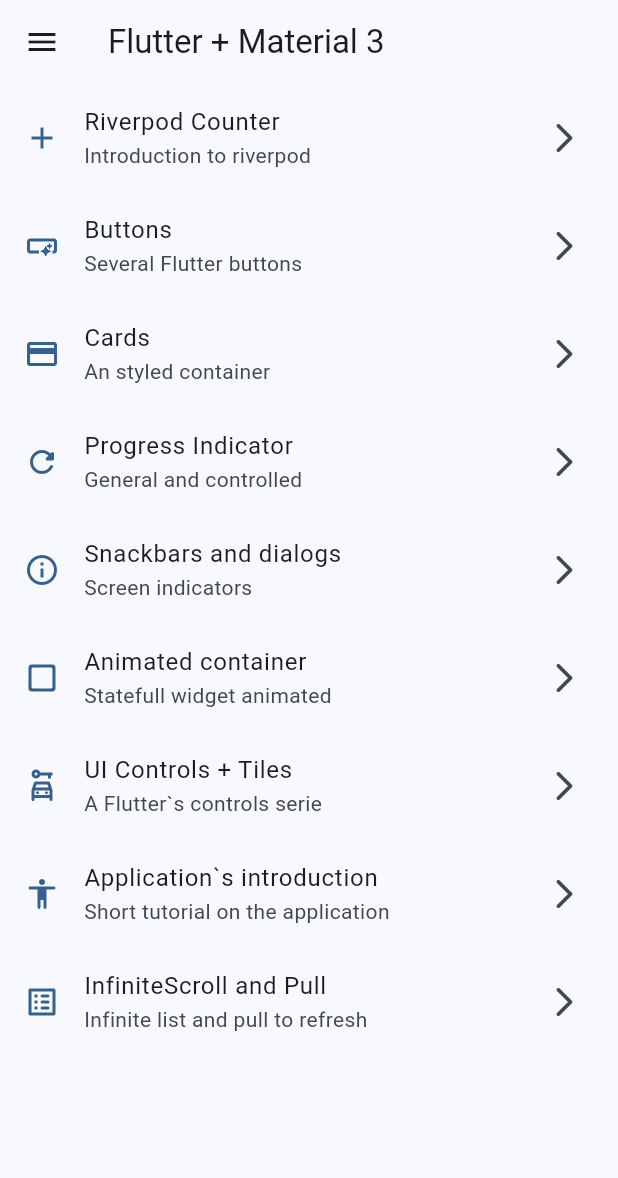
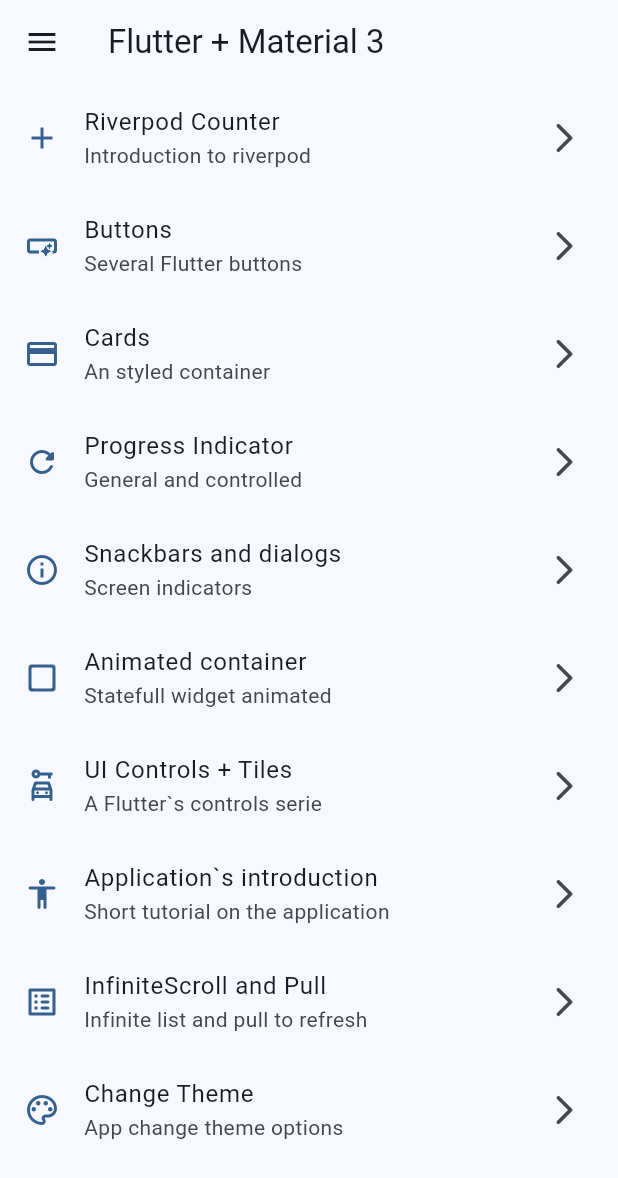
Before and after one commit to eandres8/flutter_widgets, a Flutter app: the screen it shows after launch, on a phone screen of 412 x 824 dp. Shown: the top 1178 px of the screen. Run offline on Flutter 3.47's test engine with Material 3 defaults, Android fonts, the phone set to English and light mode, and no system bars; our stand-ins replace animate_do, flutter_riverpod, go_router.

Commit message:
feat: implement state provider with riverpod

```diff
--- a/lib/config/menu/menu_items.dart
+++ b/lib/config/menu/menu_items.dart
@@ -78,4 +78,11 @@ const appMenuItems = <MenuItem>[
     link: '/infinite',
     icon: Icons.list_alt_rounded,
   ),
+
+  MenuItem(
+    title: 'Change Theme',
+    subTitle: 'App change theme options',
+    link: '/theme-changer',
+    icon: Icons.color_lens_outlined,
+  ),
 ];
--- a/lib/config/router/app_router.dart
+++ b/lib/config/router/app_router.dart
@@ -66,5 +66,11 @@ GoRouter appRouter = GoRouter(
       builder: (BuildContext context, GoRouterState state) =>
           const CounterScreen(),
     ),
+    GoRoute(
+      path: '/theme-changer',
+      name: ThemeChangerScreen.name,
+      builder: (BuildContext context, GoRouterState state) =>
+          const ThemeChangerScreen(),
+    ),
   ],
 );
--- a/lib/config/theme/app_theme.dart
+++ b/lib/config/theme/app_theme.dart
@@ -13,8 +13,12 @@ const colorList = <Color>[
 
 class AppTheme {
   final int selectedColor;
+  final bool isDarkmode;
 
-  AppTheme({this.selectedColor = 0})
+  AppTheme({
+    this.selectedColor = 0,
+    this.isDarkmode = false,
+  })
     : assert(selectedColor >= 0, 'Selected color must be greater than 0'),
       assert(
         selectedColor < colorList.length,
@@ -23,8 +27,17 @@ class AppTheme {
 
   ThemeData getTheme() => ThemeData(
     colorSchemeSeed: colorList[selectedColor],
+    brightness: isDarkmode ? Brightness.dark : Brightness.light,
     appBarTheme: const AppBarTheme(
       centerTitle: false,
     ),
   );
+
+  AppTheme copyWith({
+    int? selectedColor,
+    bool? isDarkmode,
+  }) => AppTheme(
+    selectedColor: selectedColor ?? this.selectedColor,
+    isDarkmode: isDarkmode ?? this.isDarkmode,
+  );
 }
--- a/lib/main.dart
+++ b/lib/main.dart
@@ -3,21 +3,26 @@ import 'package:flutter_riverpod/flutter_riverpod.dart';
 
 import 'package:widgets_app/config/router/app_router.dart';
 import 'package:widgets_app/config/theme/app_theme.dart';
+import 'package:widgets_app/views/providers/theme_provider.dart';
 
 void main() {
   runApp(const ProviderScope(child: MainApp()));
 }
 
-class MainApp extends StatelessWidget {
+class MainApp extends ConsumerWidget {
   const MainApp({super.key});
 
   @override
-  Widget build(BuildContext context) {
+  Widget build(BuildContext context, WidgetRef ref) {
+    // final isDarkmode = ref.watch(isDarkThemeProvider);
+    // final selectedColor = ref.watch(selectedColorProvider);
+    final AppTheme appTheme = ref.watch(themeNotifierProvider);
+
     return MaterialApp.router(
       title: 'Flutter widgets',
       routerConfig: appRouter,
       debugShowCheckedModeBanner: false,
-      theme: AppTheme(selectedColor: 0).getTheme(),
+      theme: appTheme.getTheme(),
     );
   }
 }
--- /dev/null
+++ b/lib/views/providers/theme_provider.dart
@@ -0,0 +1,29 @@
+import 'package:flutter_riverpod/flutter_riverpod.dart';
+
+import 'package:widgets_app/config/theme/app_theme.dart';
+
+
+final isDarkThemeProvider = StateProvider((ref) => false);
+
+final colorListProvider = Provider((ref) => colorList);
+
+final selectedColorProvider = StateProvider((ref) => 0);
+
+// Instance<AppTheme>
+final themeNotifierProvider = StateNotifierProvider<ThemeNotifier, AppTheme>(
+  (ref) => ThemeNotifier()
+);
+
+// Controller/Notifier
+class ThemeNotifier extends StateNotifier<AppTheme> {
+  // state = AppTheme instance
+  ThemeNotifier(): super(AppTheme());
+
+  void toggleDarkmode() {
+    state = state.copyWith(isDarkmode: !state.isDarkmode);
+  }
+
+  void changeColorIndex(int colorIndex) {
+    state = state.copyWith(selectedColor: colorIndex);
+  }
+}
--- a/lib/views/screens/screens.dart
+++ b/lib/views/screens/screens.dart
@@ -7,4 +7,5 @@ export 'package:widgets_app/views/screens/home/home_screen.dart';
 export 'package:widgets_app/views/screens/infinite_scroll/infinite_scroll_screen.dart';
 export 'package:widgets_app/views/screens/progress/progress_screen.dart';
 export 'package:widgets_app/views/screens/snackbar/snackbar_screen.dart';
+export 'package:widgets_app/views/screens/theme_changer/theme_changer_screen.dart';
 export 'package:widgets_app/views/screens/ui_controls/ui_controls_screen.dart';
```
Also changed, not shown: lib/views/screens/counter/counter_screen.dart (+13 -0 lines), lib/views/screens/theme_changer/theme_changer_screen.dart (added, +64 -0 lines). Lines whose indentation alone changed are shown as unchanged.
